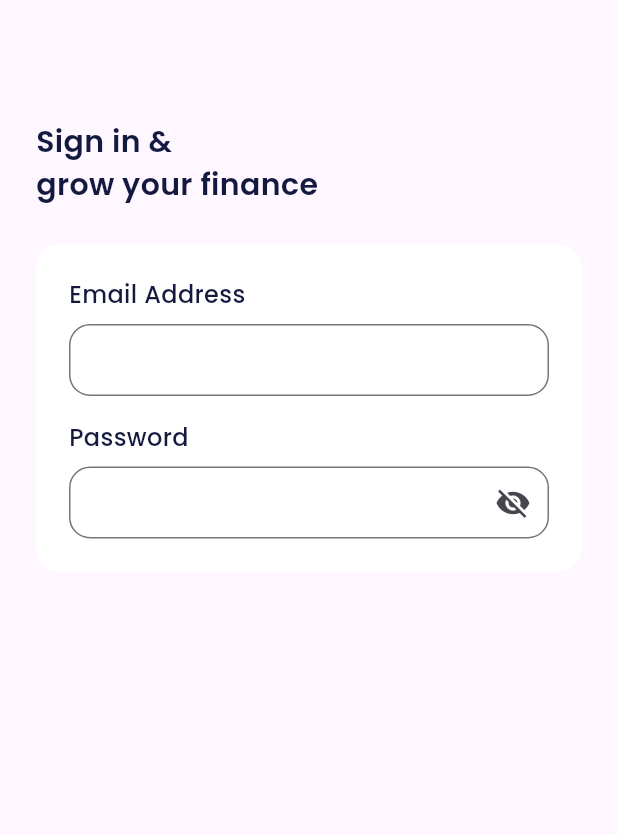
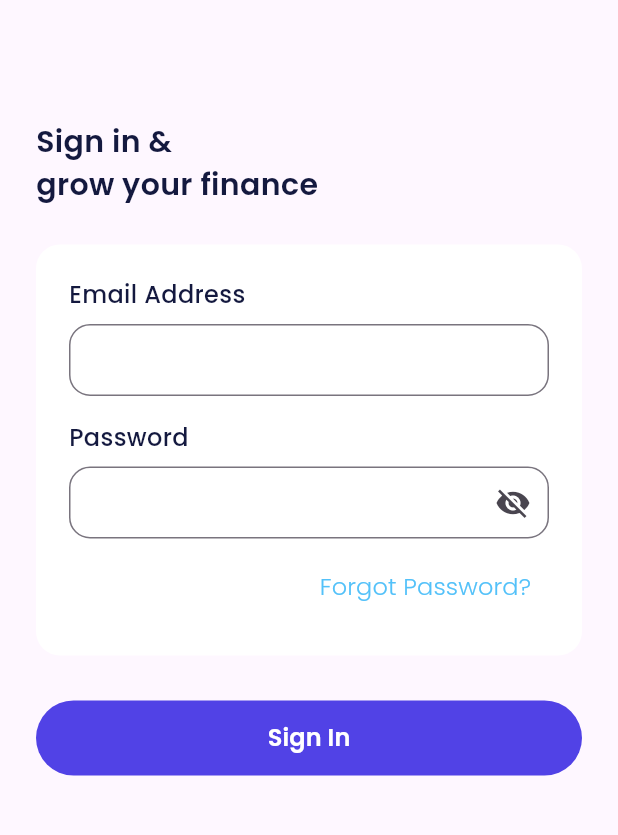
Before and after one commit to difadlyaulhaq/seamless-ewallet, a Flutter app: the LoginPage screen opened by its route, on a phone screen of 412 x 824 dp, the part 225-1060 px from its top. Run offline on Flutter 3.47's test engine with Material 3 defaults, Android fonts, the phone set to English and light mode, and no system bars; our stand-ins replace carousel_slider, firebase_core, go_router, google_fonts; accounts and stored records are empty.

Commit message:
Add "Forgot Password?" button to LoginPage for user convenience

```diff
--- a/lib/ui/pages/sign_in.dart
+++ b/lib/ui/pages/sign_in.dart
@@ -1,4 +1,5 @@
 import 'package:flutter/material.dart';
+import 'package:go_router/go_router.dart';
 import 'package:seamless/shared/theme.dart';
 
 class LoginPage extends StatefulWidget {
@@ -102,9 +103,45 @@
                     ),
                   ],
                 ),
+                const SizedBox(height: 8),
+                Align(
+                  alignment: Alignment.centerRight,
+                  child: TextButton(
+                    onPressed: () {},
+                    child: Text("Forgot Password?",
+                    style: blueTextStyle.copyWith(
+                        fontSize: 16,
+                        fontWeight: light,
+                      ),
+                      ),
+                  ),
+                ),
               ],
             ),
           ),
+          const SizedBox(height: 30),
+          SizedBox(
+            width: 150,
+            height: 50,
+            child: TextButton(
+              onPressed: () {
+
+            },
+            style: TextButton.styleFrom(
+            backgroundColor: purpleColor,
+            shape: RoundedRectangleBorder(
+            borderRadius: BorderRadius.circular(56),
+            ),
+        ),
+            child: Text(
+              "Sign In",
+            style: whiteTextStyle.copyWith(
+                  fontSize: 16,
+                  fontWeight: semiBold,
+          ),
+        ),
+      ),
+    )
         ],
       ),
     );
```
